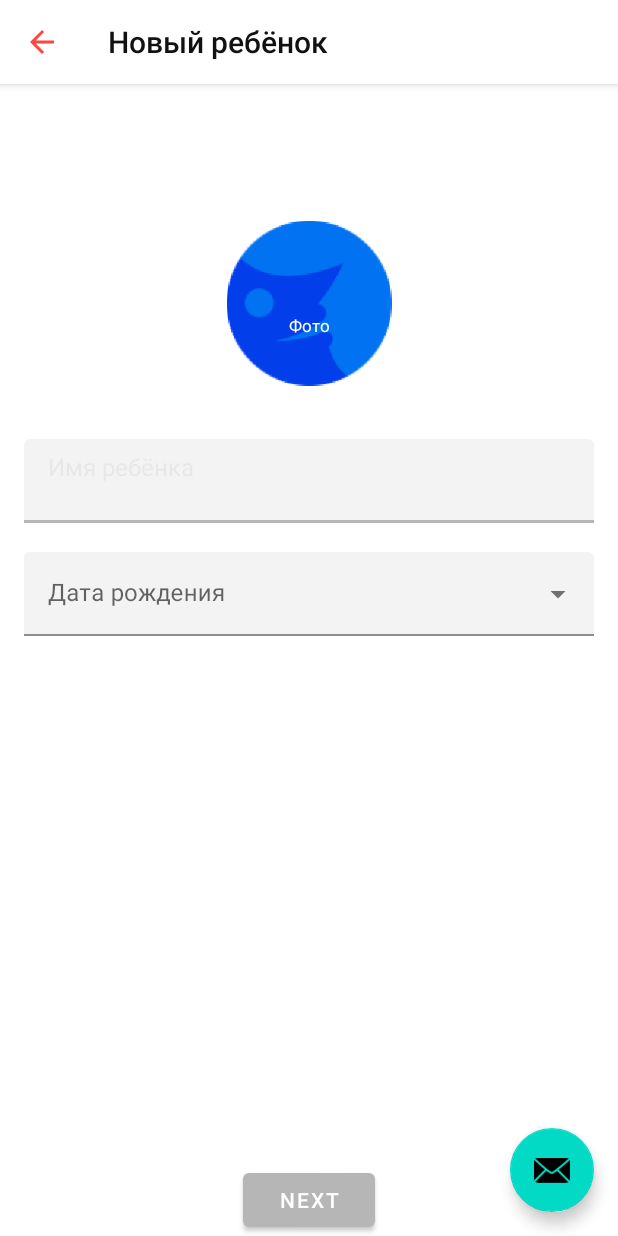
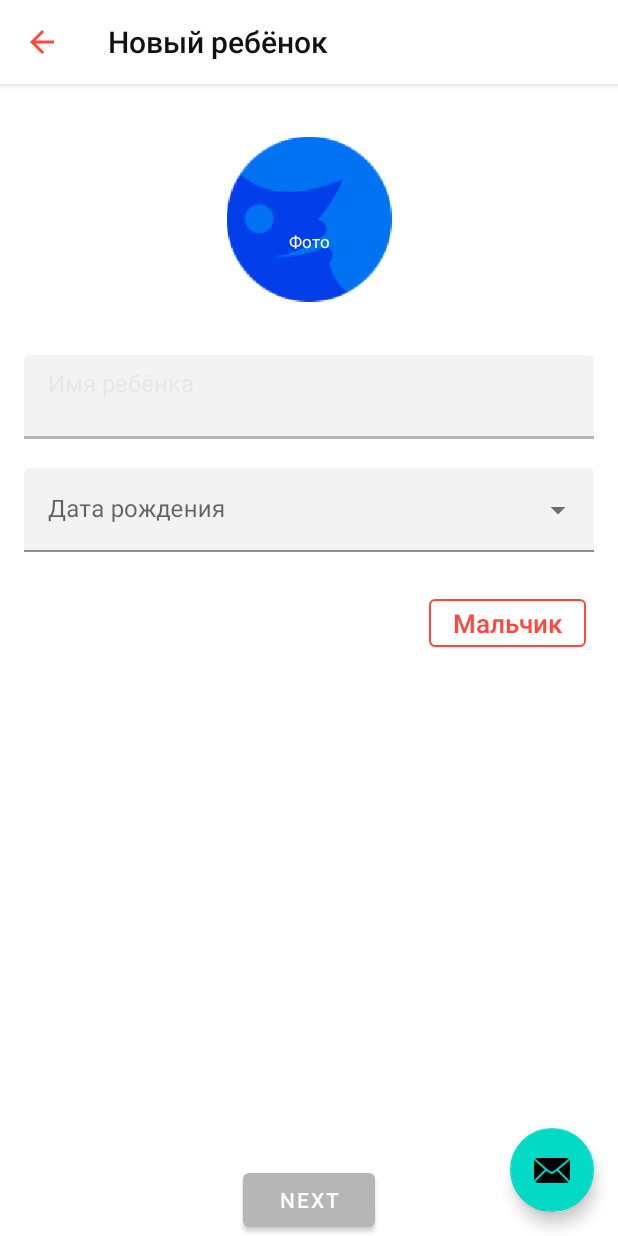
Before and after one commit to NurseyitTursunkulov/TestRussiaIvan, an Android app: the screen it shows after launch (MainActivity), on a phone screen of 412 x 824 dp. Run offline under Robolectric (Android 15) with nearby library versions, the phone set to English and light mode, and no system bars.

Commit message:
button of sex of boy added

```diff
--- a/app/src/main/res/layout/fragment_first.xml
+++ b/app/src/main/res/layout/fragment_first.xml
@@ -21,7 +21,7 @@
         android:layout_height="110dp"
         android:layout_marginStart="125dp"
         android:layout_marginLeft="125dp"
-        android:layout_marginTop="91dp"
+        android:layout_marginTop="35dp"
         android:layout_marginEnd="125dp"
         android:layout_marginRight="125dp"
         android:src="@mipmap/photo_icon_foreground"
@@ -88,6 +88,7 @@
     </com.google.android.material.textfield.TextInputLayout>
 
     <com.google.android.material.textfield.TextInputLayout
+        android:id="@+id/textInputLayout"
         style="@style/Widget.MaterialComponents.TextInputLayout.FilledBox.ExposedDropdownMenu"
         android:layout_width="match_parent"
         android:layout_height="wrap_content"
@@ -106,11 +107,30 @@
         <AutoCompleteTextView
             android:id="@+id/filled_exposed_dropdown"
             android:layout_width="match_parent"
-            android:focusable="false"
+            android:layout_height="wrap_content"
+            android:clickable="false"
             android:cursorVisible="false"
-            android:clickable="false"
-            android:layout_height="wrap_content" />
+            android:focusable="false" />
 
     </com.google.android.material.textfield.TextInputLayout>
 
+    <Button
+        android:id="@+id/outlinedButton"
+        style="?attr/materialButtonOutlinedStyle"
+        android:layout_width="wrap_content"
+        android:layout_height="wrap_content"
+        android:layout_marginTop="25dp"
+        android:layout_marginEnd="21dp"
+        android:layout_marginRight="21dp"
+        android:text="Мальчик"
+        android:textAllCaps="false"
+        android:textSize="17sp"
+        android:minHeight="0dp"
+        android:minWidth="0dp"
+        android:textColor="@color/red"
+        app:strokeColor = "@color/red"
+        android:letterSpacing= "0"
+        app:layout_constraintEnd_toEndOf="parent"
+        app:layout_constraintTop_toBottomOf="@+id/textInputLayout"
+        tools:targetApi="lollipop" />
 </androidx.constraintlayout.widget.ConstraintLayout>
--- a/app/src/main/res/values/colors.xml
+++ b/app/src/main/res/values/colors.xml
@@ -4,6 +4,7 @@
     <color name="colorPrimaryDark">#1A4C646F</color>
     <color name="colorAccent">#03DAC5</color>
     <color name="white">#FFFFFF</color>
+    <color name="red">#FF473D</color>
     <color name="input_text_background">#0F333333</color>
     <color name="colorTitle">#333333</color>
     <color name="toolbar_title_color">#333333</color>
```
